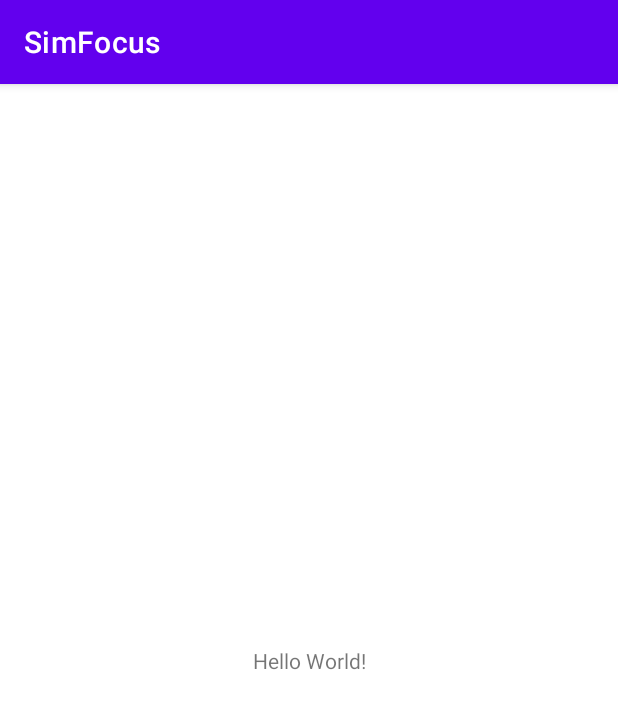
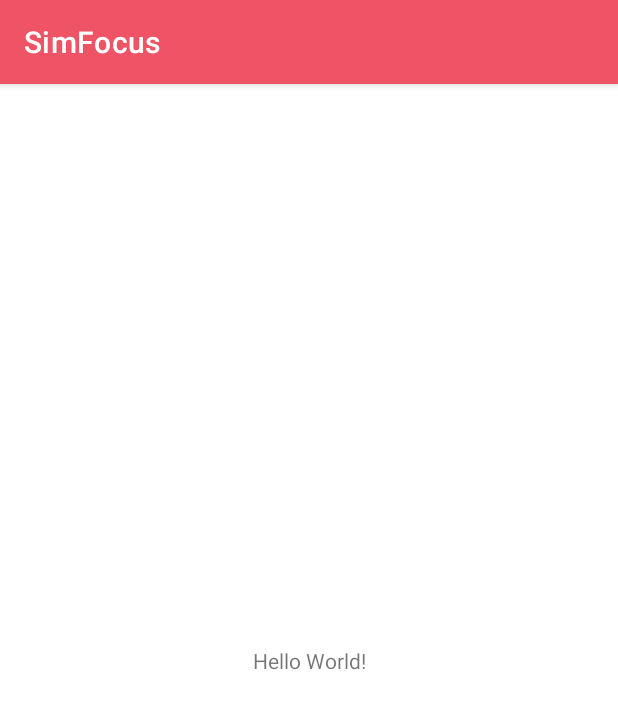
Before and after one commit to BrijeshBarasiya/Team_Codebury_App, an Android app: the screen it shows after launch (MainActivity), on a phone screen of 412 x 824 dp. Shown: the top 709 px of the screen. Run offline under Robolectric (Android 15) with nearby library versions, the phone set to English and light mode, and no system bars.

Commit message:
Color Pallet Added

```diff
--- a/app/src/main/res/values-night/themes.xml
+++ /dev/null
@@ -1,16 +0,0 @@
-<resources xmlns:tools="http://schemas.android.com/tools">
-    <!-- Base application theme. -->
-    <style name="Theme.SimFocus" parent="Theme.MaterialComponents.DayNight.DarkActionBar">
-        <!-- Primary brand color. -->
-        <item name="colorPrimary">@color/purple_200</item>
-        <item name="colorPrimaryVariant">@color/purple_700</item>
-        <item name="colorOnPrimary">@color/black</item>
-        <!-- Secondary brand color. -->
-        <item name="colorSecondary">@color/teal_200</item>
-        <item name="colorSecondaryVariant">@color/teal_200</item>
-        <item name="colorOnSecondary">@color/black</item>
-        <!-- Status bar color. -->
-        <item name="android:statusBarColor" tools:targetApi="l">?attr/colorPrimaryVariant</item>
-        <!-- Customize your theme here. -->
-    </style>
-</resources>
--- a/app/src/main/res/values/colors.xml
+++ b/app/src/main/res/values/colors.xml
@@ -1,8 +1,26 @@
 <?xml version="1.0" encoding="utf-8"?>
 <resources>
-    <color name="purple_200">#FFBB86FC</color>
-    <color name="purple_500">#FF6200EE</color>
-    <color name="purple_700">#FF3700B3</color>
+
+    <color name="offWhite">#F1DCDE</color>
+
+    //Color Pallet
+    <color name="simform_0">#F1DCDE</color>
+    <color name="simform_100">#F1A6AE</color>
+    <color name="simform_200">#F17684</color>
+    <color name="simform_500">#EF5366</color>
+    <color name="simform_700">#F73B51</color>
+
+    //Bg Colors
+    <color name="mainBgColor">@color/offWhite</color>
+    <color name="exceptionBgColor">@color/simform_500</color>
+    <color name="topBgColor">@color/simform_0</color>
+
+    //Text colors
+    <color name="hintColor">@color/simform_200</color>
+    <color name="specialTextColor">@color/simform_500</color>
+    <color name="normalTextColor">@color/black</color>
+
+
     <color name="teal_200">#FF03DAC5</color>
     <color name="teal_700">#FF018786</color>
     <color name="black">#FF000000</color>
--- a/app/src/main/res/values/themes.xml
+++ b/app/src/main/res/values/themes.xml
@@ -1,9 +1,9 @@
 <resources xmlns:tools="http://schemas.android.com/tools">
     <!-- Base application theme. -->
-    <style name="Theme.SimFocus" parent="Theme.MaterialComponents.DayNight.DarkActionBar">
+    <style name="Theme.SimFocus" parent="Theme.MaterialComponents.Light.DarkActionBar">
         <!-- Primary brand color. -->
-        <item name="colorPrimary">@color/purple_500</item>
-        <item name="colorPrimaryVariant">@color/purple_700</item>
+        <item name="colorPrimary">@color/simform_500</item>
+        <item name="colorPrimaryVariant">@color/simform_700</item>
         <item name="colorOnPrimary">@color/white</item>
         <!-- Secondary brand color. -->
         <item name="colorSecondary">@color/teal_200</item>
```
